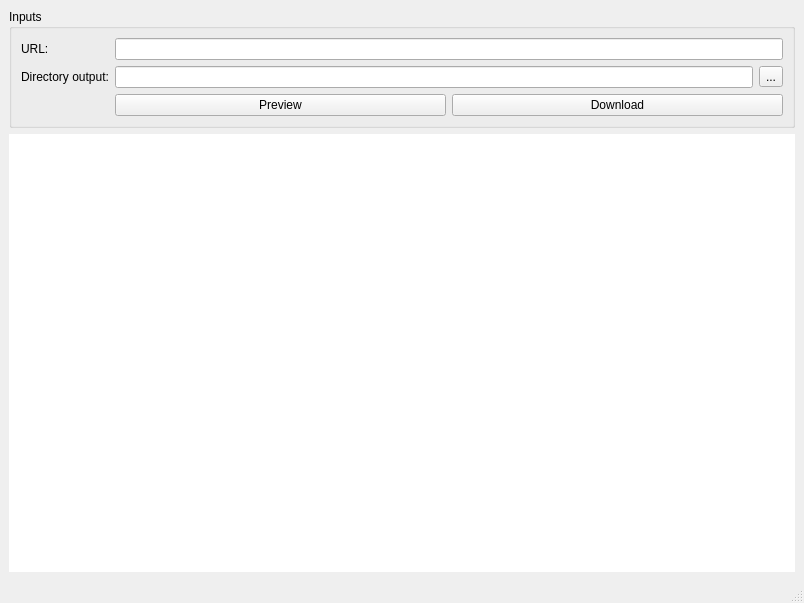
Before: the Qt Designer form forms/mainWindow.ui in gusttav-lang/Youtube-Downloader, drawn with Qt 5.
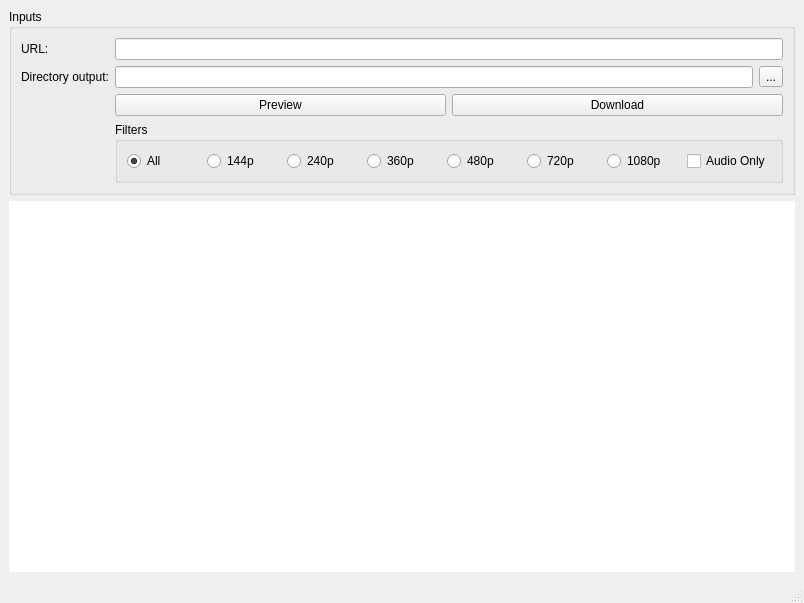
After: the same form once the commit is applied.

```diff
--- a/forms/mainWindow.ui
+++ b/forms/mainWindow.ui
@@ -76,6 +76,74 @@
          </property>
         </widget>
        </item>
+       <item row="6" column="1">
+        <widget class="QGroupBox" name="groupBox">
+         <property name="title">
+          <string>Filters</string>
+         </property>
+         <layout class="QHBoxLayout" name="horizontalLayout_3">
+          <item>
+           <widget class="QRadioButton" name="rb_all">
+            <property name="text">
+             <string>All</string>
+            </property>
+            <property name="checked">
+             <bool>true</bool>
+            </property>
+           </widget>
+          </item>
+          <item>
+           <widget class="QRadioButton" name="rb_144">
+            <property name="text">
+             <string>144p</string>
+            </property>
+           </widget>
+          </item>
+          <item>
+           <widget class="QRadioButton" name="rb_240">
+            <property name="text">
+             <string>240p</string>
+            </property>
+           </widget>
+          </item>
+          <item>
+           <widget class="QRadioButton" name="rb_360">
+            <property name="text">
+             <string>360p</string>
+            </property>
+           </widget>
+          </item>
+          <item>
+           <widget class="QRadioButton" name="rb_480">
+            <property name="text">
+             <string>480p</string>
+            </property>
+           </widget>
+          </item>
+          <item>
+           <widget class="QRadioButton" name="rb_720">
+            <property name="text">
+             <string>720p</string>
+            </property>
+           </widget>
+          </item>
+          <item>
+           <widget class="QRadioButton" name="rb_1080">
+            <property name="text">
+             <string>1080p</string>
+            </property>
+           </widget>
+          </item>
+          <item>
+           <widget class="QCheckBox" name="cb_audio">
+            <property name="text">
+             <string>Audio Only</string>
+            </property>
+           </widget>
+          </item>
+         </layout>
+        </widget>
+       </item>
       </layout>
      </widget>
     </item>
```
